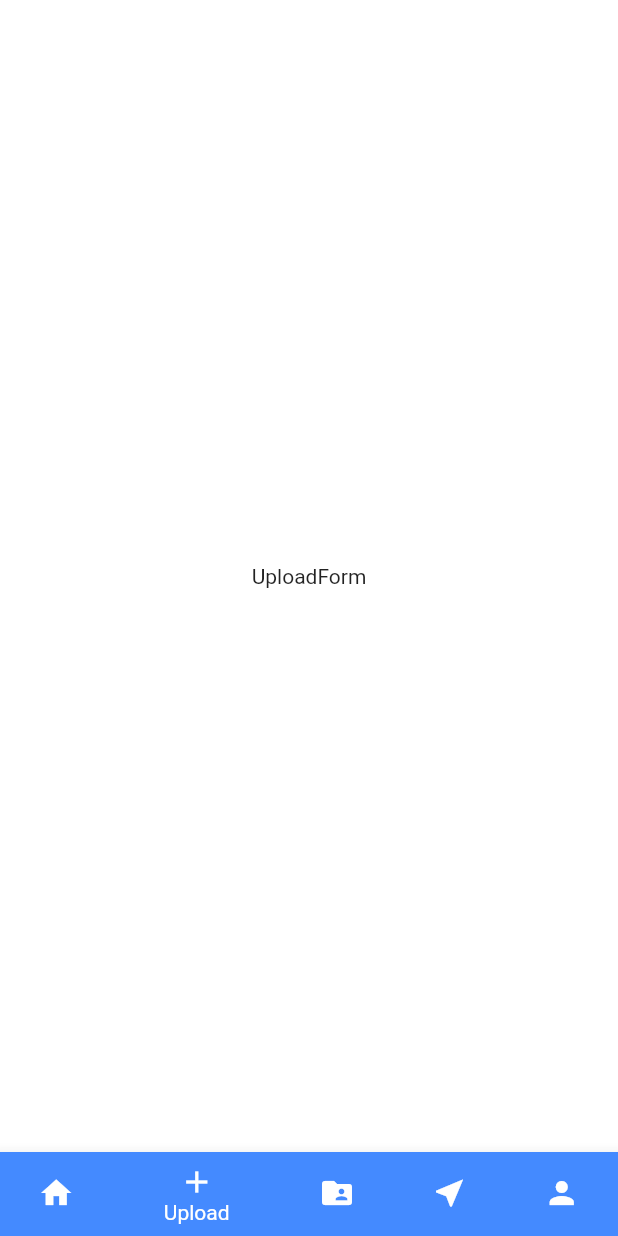
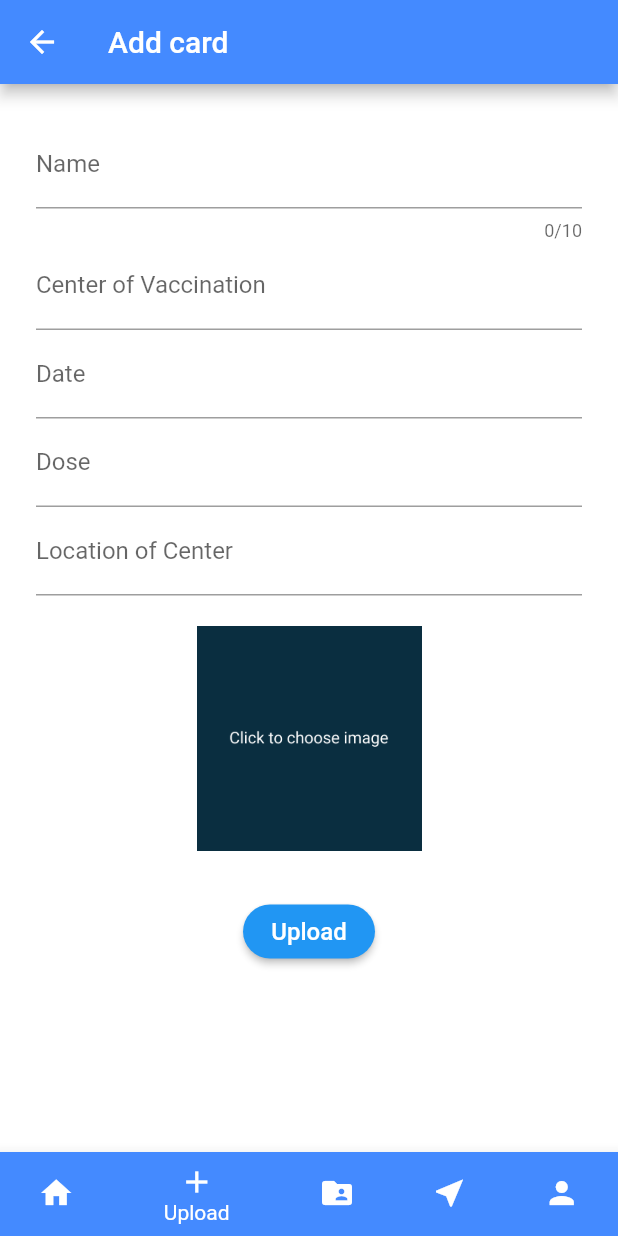
Before and after one commit to CovidVaccineCard/smart-vaxx-card-client, a Flutter app: the MainScreen screen opened directly, item 2 of the bottom bar chosen, on a phone screen of 412 x 824 dp. Run offline on Flutter 3.47's test engine with Material 2 defaults, Android fonts, the phone set to English and light mode, and no system bars; our stand-ins replace firebase_auth, firebase_core, flutter_typeahead, image_cropper, image_picker, page_transition and 3 more; missing offline and left inert: firebase_auth_web, firebase_core_web, flutter_keyboard_visibility_web, image_picker_for_web; accounts and stored records are empty; network calls fail.

Commit message:
choose image completed

```diff
--- a/lib/generated_plugin_registrant.dart
+++ b/lib/generated_plugin_registrant.dart
@@ -7,6 +7,7 @@
 import 'package:firebase_auth_web/firebase_auth_web.dart';
 import 'package:firebase_core_web/firebase_core_web.dart';
 import 'package:flutter_keyboard_visibility_web/flutter_keyboard_visibility_web.dart';
+import 'package:image_picker_for_web/image_picker_for_web.dart';
 
 import 'package:flutter_web_plugins/flutter_web_plugins.dart';
 
@@ -15,5 +16,6 @@ void registerPlugins(Registrar registrar) {
   FirebaseAuthWeb.registerWith(registrar);
   FirebaseCoreWeb.registerWith(registrar);
   FlutterKeyboardVisibilityPlugin.registerWith(registrar);
+  ImagePickerPlugin.registerWith(registrar);
   registrar.registerMessageHandler();
 }
--- a/lib/main.dart
+++ b/lib/main.dart
@@ -1,4 +1,3 @@
-import 'package:firebase_auth/firebase_auth.dart';
 import 'package:firebase_core/firebase_core.dart';
 import 'package:flutter/material.dart';
 import 'screens/center/main.dart';
--- /dev/null
+++ b/lib/screens/displayImage/main.dart
@@ -0,0 +1,127 @@
+import 'dart:io';
+
+import 'package:flutter/material.dart';
+import 'package:image_cropper/image_cropper.dart';
+import 'package:image_picker/image_picker.dart';
+
+class DisplayImage extends StatelessWidget {
+  final File? image;
+  final Function(File? file) onImageChange;
+  final double height = 150, width = 150;
+  final picker = ImagePicker();
+
+  Future getImageCamera() async {
+    final pickedFile = await picker.getImage(source: ImageSource.camera);
+    if (pickedFile != null) {
+      File tmpImage = File(pickedFile.path);
+      _cropImage(tmpImage);
+    } else {
+      print('No image selected.');
+    }
+  }
+
+  Future getImageGallery() async {
+    final pickedFile = await picker.getImage(source: ImageSource.gallery);
+
+    if (pickedFile != null) {
+      File tmpImage = File(pickedFile.path);
+      _cropImage(tmpImage);
+    } else {
+      print('No image selected.');
+    }
+  }
+
+  Future<void> _cropImage(File? image) async {
+    if (image != null) {
+      File? cropped = await ImageCropper.cropImage(
+        sourcePath: image.path,
+        aspectRatioPresets: [
+          CropAspectRatioPreset.square,
+          CropAspectRatioPreset.ratio3x2,
+          CropAspectRatioPreset.original,
+          CropAspectRatioPreset.ratio4x3,
+          CropAspectRatioPreset.ratio16x9
+        ],
+        androidUiSettings: AndroidUiSettings(
+            toolbarTitle: 'Cropper',
+            toolbarColor: Colors.purple,
+            toolbarWidgetColor: Colors.white,
+            initAspectRatio: CropAspectRatioPreset.original,
+            lockAspectRatio: false),
+        iosUiSettings: IOSUiSettings(
+          minimumAspectRatio: 1.0,
+        ),
+      );
+      onImageChange(cropped ?? image);
+    }
+  }
+
+  DisplayImage({required this.image, required this.onImageChange});
+
+  Widget _buildOption(IconData iconData, String text) {
+    return Padding(
+      padding: const EdgeInsets.all(8.0),
+      child: SizedBox(
+        height: 100,
+        child: Column(
+          mainAxisAlignment: MainAxisAlignment.center,
+          crossAxisAlignment: CrossAxisAlignment.center,
+          children: [
+            Icon(
+              iconData,
+              size: 50,
+            ),
+            Text(text),
+          ],
+        ),
+      ),
+    );
+  }
+
+  @override
+  Widget build(BuildContext context) {
+    return GestureDetector(
+      onTap: () {
+        showModalBottomSheet(
+            context: context,
+            builder: (ctx) {
+              return SizedBox(
+                height: 150,
+                child: Material(
+                  child: Row(
+                    mainAxisAlignment: MainAxisAlignment.spaceAround,
+                    crossAxisAlignment: CrossAxisAlignment.center,
+                    children: [
+                      InkWell(
+                        onTap: () {
+                          getImageCamera();
+                        },
+                        child: _buildOption(Icons.camera, 'camera'),
+                      ),
+                      InkWell(
+                        onTap: () {
+                          getImageGallery();
+                        },
+                        child: _buildOption(Icons.photo, 'gallery'),
+                      ),
+                    ],
+                  ),
+                ),
+              );
+            });
+      },
+      child: image == null
+          ? Image.asset(
+              'images/placeholder.png',
+              height: height,
+              width: width,
+            )
+          : Image.file(
+              image!,
+              height: height,
+              width: width,
+              fit: BoxFit.contain,
+            ),
+    );
+  }
+}
--- a/lib/screens/main/main.dart
+++ b/lib/screens/main/main.dart
@@ -3,6 +3,7 @@ import 'package:flutter/material.dart';
 import 'package:smart_vaxx_card_client/screens/account/main.dart';
 import 'package:smart_vaxx_card_client/screens/home/main.dart';
 import 'package:smart_vaxx_card_client/screens/info/loading.dart';
+import 'package:smart_vaxx_card_client/screens/upload_form/main.dart';
 import 'package:smart_vaxx_card_client/screens/vaccination_center/main.dart';
 import 'package:smart_vaxx_card_client/screens/vaxx_cards/main.dart';
 
@@ -15,7 +16,7 @@ class _MainScreenState extends State<MainScreen> {
   int _selected = 0;
   List<Widget> _widgetOptions = <Widget>[
     HomeScreen(),
-    Text("UploadForm"),
+    UploadFormScreen(),
     VaxxCardScreen(),
     VaccinationCenterScreen(),
     AccountScreen(),
--- /dev/null
+++ b/lib/screens/upload_form/main.dart
@@ -0,0 +1,164 @@
+import 'dart:async';
+import 'dart:io';
+
+import 'package:flutter/material.dart';
+import 'package:image_picker/image_picker.dart';
+import 'package:image_cropper/image_cropper.dart';
+import 'package:smart_vaxx_card_client/screens/displayImage/main.dart';
+
+class UploadFormScreen extends StatefulWidget {
+  // UploadForm({Key? key, this.title}) : super(key: key);
+
+  // final String title;
+  @override
+  State<StatefulWidget> createState() => UploadFormScreenState();
+}
+
+class UploadFormScreenState extends State<UploadFormScreen> {
+  TextEditingController _nameController = TextEditingController();
+  TextEditingController _centerController = TextEditingController();
+  TextEditingController _dateController = TextEditingController();
+  TextEditingController _doseController = TextEditingController();
+  TextEditingController _locationController = TextEditingController();
+
+  final GlobalKey<FormState> _formKey = GlobalKey<FormState>();
+
+  File? _image;
+
+  Widget _buildUpload() {
+    return Center(
+      child: DisplayImage(
+        image: _image,
+        onImageChange: (img) {
+          setState(() {
+            _image = img;
+          });
+        },
+      ),
+    );
+  }
+
+  Widget _buildName() {
+    return TextFormField(
+      controller: _nameController,
+      decoration: InputDecoration(labelText: 'Name'),
+      maxLength: 10,
+      validator: (var value) {
+        if (value!.isEmpty) {
+          return 'Name is Required';
+        }
+
+        return null;
+      },
+    );
+  }
+
+  Widget _buildCenter() {
+    return TextFormField(
+      controller: _centerController,
+      decoration: InputDecoration(labelText: 'Center of Vaccination'),
+      validator: (var value) {
+        if (value!.isEmpty) {
+          return 'Center of Vaccination is Required';
+        }
+
+        return null;
+      },
+    );
+  }
+
+  Widget _buildlocation() {
+    return TextFormField(
+      controller: _locationController,
+      decoration: InputDecoration(labelText: 'Location of Center'),
+      validator: (var value) {
+        if (value!.isEmpty) {
+          return 'Location of Center';
+        }
+
+        return null;
+      },
+    );
+  }
+
+  Widget _buildDate() {
+    return TextFormField(
+      controller: _dateController,
+      decoration: InputDecoration(labelText: 'Date'),
+      keyboardType: TextInputType.datetime,
+      validator: (var value) {
+        if (value!.isEmpty) {
+          return 'date is Required';
+        }
+
+        return null;
+      },
+    );
+  }
+
+  Widget _buildDose() {
+    return TextFormField(
+      controller: _doseController,
+      decoration: InputDecoration(labelText: 'Dose'),
+      keyboardType: TextInputType.number,
+      validator: (var value) {
+        if (value!.isEmpty) {
+          return 'Dose  number is Required';
+        }
+
+        return null;
+      },
+    );
+  }
+
+  @override
+  Widget build(BuildContext context) {
+    return Scaffold(
+      appBar: AppBar(
+        title: Text("Add card"),
+        backgroundColor: Colors.blueAccent,
+      ),
+      body: SingleChildScrollView(
+        child: Container(
+          margin: EdgeInsets.all(24),
+          child: Form(
+            key: _formKey,
+            child: Column(
+              mainAxisAlignment: MainAxisAlignment.center,
+              children: <Widget>[
+                _buildName(),
+                _buildCenter(),
+                _buildDate(),
+                _buildDose(),
+                _buildlocation(),
+
+                SizedBox(height: 20),
+                _buildUpload(),
+                SizedBox(height: 30),
+                // ignore: deprecated_member_use
+                RaisedButton(
+                  child: Text(
+                    'Upload',
+                    style: TextStyle(color: Colors.white, fontSize: 16),
+                  ),
+                  onPressed: () {
+                    if (!_formKey.currentState!.validate()) {
+                      return;
+                    }
+
+                    _formKey.currentState!.save();
+
+                    //Send to API
+                  },
+                  shape: RoundedRectangleBorder(
+                      borderRadius: BorderRadius.all(Radius.circular(30))),
+                  color: Colors.blue,
+                ),
+              ],
+            ),
+          ),
+        ),
+      ),
+    );
+  }
+}
--- a/pubspec.yaml
+++ b/pubspec.yaml
@@ -19,6 +19,8 @@ dependencies:
   timeago: ^3.1.0
   http: ^0.13.3
   flutter_typeahead: ^3.1.3
+  image_picker: ^0.8.0+3
+  image_cropper: ^1.4.0
 
 dev_dependencies:
   flutter_test:
```
Also changed, not shown: images/placeholder.png (added), 3 other files.
